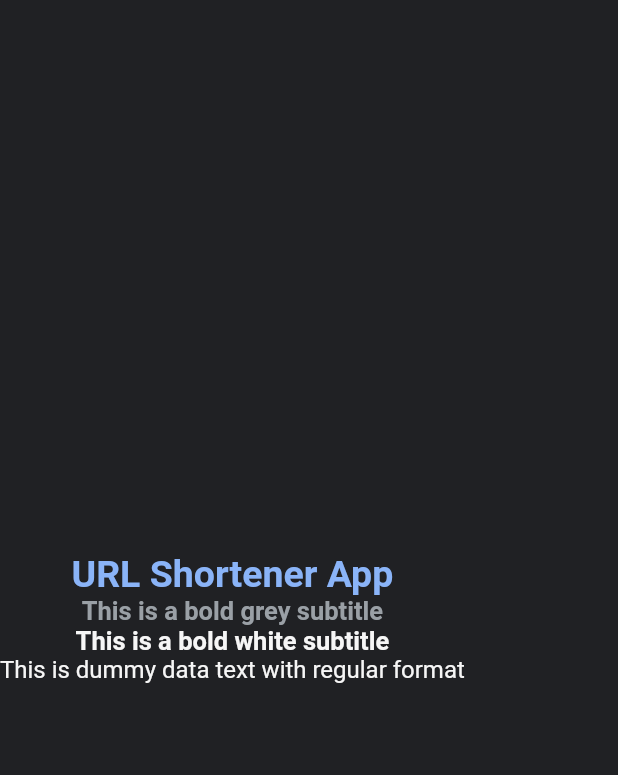
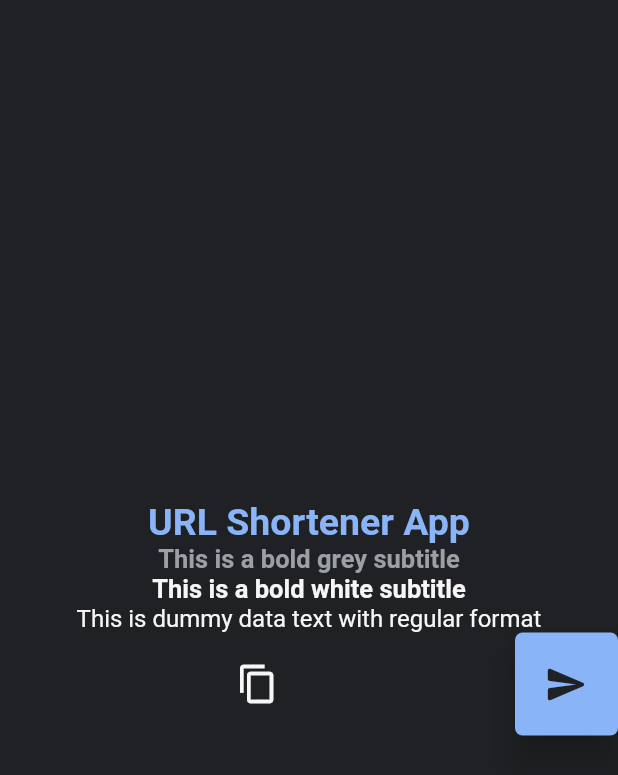
Before and after one commit to benjaavro/url_shortener, a Flutter app: the screen it shows after launch, on a phone screen of 412 x 824 dp. Shown: the top 775 px of the screen. Run offline on Flutter 3.47's test engine with Material 2 defaults, Android fonts, the phone set to English and light mode, and no system bars; our stand-ins replace google_fonts.

Commit message:
Created Buttons Common Widgets

```diff
--- /dev/null
+++ b/url_shortener/lib/core/common_widgets/buttons/filled_icon_button.dart
@@ -0,0 +1,44 @@
+import 'package:flutter/material.dart';
+import 'package:url_shortener/core/constants/colors.dart';
+
+class FilledIconButton extends StatelessWidget {
+  final VoidCallback function;
+  final IconData icon;
+  final Color backgroundColor;
+
+  const FilledIconButton({
+    Key? key,
+    required this.function,
+    required this.icon,
+    required this.backgroundColor,
+  }) : super(key: key);
+
+  @override
+  Widget build(BuildContext context) {
+    return AspectRatio(
+      aspectRatio: 1,
+      child: SizedBox(
+        child: ElevatedButton(
+          onPressed: () {
+            function();
+          },
+          style: ElevatedButton.styleFrom(
+            foregroundColor: Colors.black87,
+            backgroundColor: backgroundColor,
+            shape: RoundedRectangleBorder(
+              borderRadius: BorderRadius.circular(5), // <-- Radius
+            ),
+            elevation: 10,
+          ),
+          child: Center(
+            child: Icon(
+              icon,
+              color: BrandColors.black,
+              size: 30,
+            ),
+          ),
+        ),
+      ),
+    );
+  }
+}
--- /dev/null
+++ b/url_shortener/lib/core/common_widgets/buttons/icon_button.dart
@@ -0,0 +1,28 @@
+import 'package:flutter/material.dart';
+import 'package:url_shortener/core/constants/colors.dart';
+
+class SimpleIconButton extends StatelessWidget {
+  final VoidCallback function;
+  final IconData icon;
+  final Color iconColor;
+
+  const SimpleIconButton({
+    Key? key,
+    required this.function,
+    required this.icon,
+    required this.iconColor,
+  }) : super(key: key);
+
+  @override
+  Widget build(BuildContext context) {
+    return IconButton(
+      splashColor: BrandColors.babyBlue,
+      onPressed: function,
+      icon: Icon(
+        icon,
+        color: iconColor,
+        size: 28,
+      ),
+    );
+  }
+}
--- a/url_shortener/lib/core/common_widgets/texts/regular_text.dart
+++ b/url_shortener/lib/core/common_widgets/texts/regular_text.dart
@@ -2,7 +2,7 @@ import 'package:flutter/material.dart';
 import 'package:google_fonts/google_fonts.dart';
 import 'package:url_shortener/core/constants/colors.dart';
 
-/// Use this text widget to create titles
+/// Use this text widget to create regular text (paragraphs)
 ///
 /// 1. [text] --> Text that will be displayed
 class RegularText extends StatelessWidget {
--- a/url_shortener/lib/features/main/home/ui/home_screen.dart
+++ b/url_shortener/lib/features/main/home/ui/home_screen.dart
@@ -1,4 +1,6 @@
 import 'package:flutter/material.dart';
+import 'package:url_shortener/core/common_widgets/buttons/filled_icon_button.dart';
+import 'package:url_shortener/core/common_widgets/buttons/icon_button.dart';
 import 'package:url_shortener/core/common_widgets/texts/regular_text.dart';
 import 'package:url_shortener/core/common_widgets/texts/subtitle_text.dart';
 import 'package:url_shortener/core/common_widgets/texts/title_text.dart';
@@ -22,21 +24,44 @@ class _HomeScreenState extends State<HomeScreen> {
         mainAxisSize: MainAxisSize.max,
         mainAxisAlignment: MainAxisAlignment.center,
         crossAxisAlignment: CrossAxisAlignment.center,
-        children: const [
-          TitleText(
+        children: [
+          const TitleText(
             text: "URL Shortener App",
           ),
-          SubtitleText(
+          const SubtitleText(
             text: "This is a bold grey subtitle",
             color: BrandColors.lightGrey,
           ),
-          SubtitleText(
+          const SubtitleText(
             text: "This is a bold white subtitle",
             color: BrandColors.white,
           ),
-          RegularText(
+          const RegularText(
             text: "This is dummy data text with regular format",
           ),
+          Row(
+            children: [
+              Expanded(
+                flex: 10,
+                child: SimpleIconButton(
+                  function: () {},
+                  icon: Icons.copy,
+                  iconColor: BrandColors.white,
+                ),
+              ),
+              Expanded(
+                flex: 2,
+                child: Padding(
+                  padding: const EdgeInsets.symmetric(horizontal: 0),
+                  child: FilledIconButton(
+                    function: () {},
+                    icon: Icons.send_rounded,
+                    backgroundColor: BrandColors.babyBlue,
+                  ),
+                ),
+              ),
+            ],
+          )
         ],
       ),
     );
```
